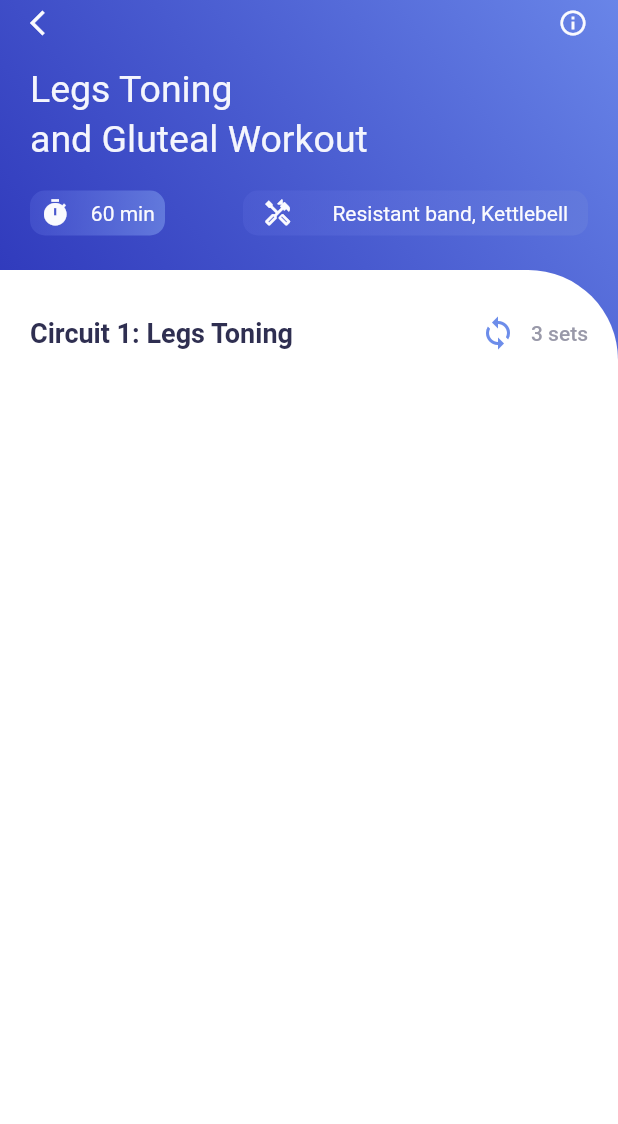
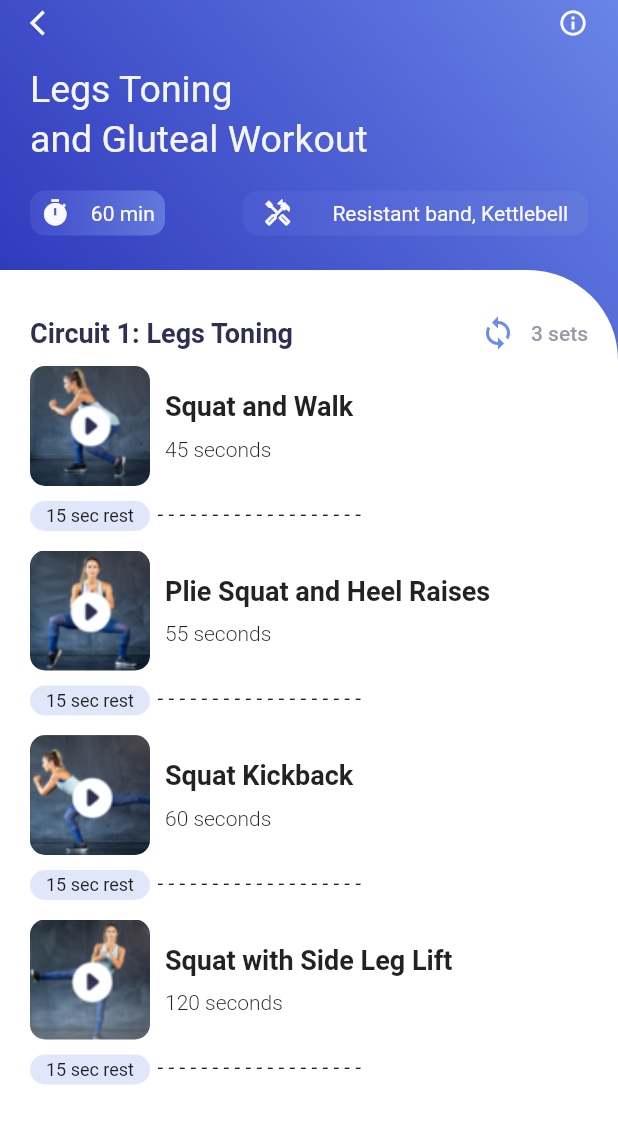
Before and after one commit to Fantom2018/video-pleer, a Flutter app: the screen it shows after launch, on a phone screen of 412 x 824 dp. Shown: the top 1124 px of the screen. Run offline on Flutter 3.47's test engine with Material 2 defaults, Android fonts, the phone set to English and light mode, and no system bars; our stand-ins replace get.

Commit message:
Start VideoPlayer 49:30

```diff
--- a/lib/home_page.dart
+++ b/lib/home_page.dart
@@ -19,7 +19,9 @@ class _HomePageState extends State<HomePage> {
 
   _initData (){
     DefaultAssetBundle.of(context).loadString("json/info.json").then((value){
+      setState(() {
       info = json.decode(value);
+    });
     });
   }
 
--- a/lib/video_praxis_info.dart
+++ b/lib/video_praxis_info.dart
@@ -13,10 +13,13 @@ class VideoInfo extends StatefulWidget {
 
 class _VideoInfoState extends State<VideoInfo> {
   List videoInfo =[];
+  bool _playArea = false;
 
   _initData ()async{
     await DefaultAssetBundle.of(context).loadString("json/videoinfo.json").then((value){
-      videoInfo = json.decode(value);
+      setState(() {
+        videoInfo = json.decode(value);
+      });
     });
   }
 
@@ -43,7 +46,8 @@ class _VideoInfoState extends State<VideoInfo> {
         child: Column(
           children: [
             SafeArea(
-              child: Container(
+              child:
+              Container(
                 padding: const EdgeInsets.only(top: 5.0, left: 20.0, right: 20.0),
                 width: MediaQuery.of(context).size.width,
                 height: 180,
@@ -69,6 +73,7 @@ class _VideoInfoState extends State<VideoInfo> {
                         ),
                       ],
                     ),
+
                     const SizedBox(height: 20.0),
                     Text('Legs Toning',
                       style: TextStyle(fontSize: 25,
@@ -191,16 +196,8 @@ class _VideoInfoState extends State<VideoInfo> {
                       ),
                     const SizedBox(height: 10.0),
 
-                    Expanded(child: ListView.builder(
-                        itemCount: videoInfo.length,
-                        itemBuilder: (_, int index){
-                      return GestureDetector(
-                        onTap: (){
-                          debugPrint(index.toString());
-                        },
-                        child: _listView(index),
-                      );
-                    }))
+                    Expanded(
+                        child: _listView(),)
 
                   ],
                 ),
@@ -210,7 +207,26 @@ class _VideoInfoState extends State<VideoInfo> {
         ),
       ));
   }
-  _listView(int index){
+  _listView(){
+    return  ListView.builder(
+        itemCount: videoInfo.length,
+        itemBuilder: (_, int index){
+          return GestureDetector(
+            onTap: (){
+              debugPrint(index.toString());
+              setState(() {
+                if (_playArea ==false){
+                  _playArea =true;
+                }
+                //info = json.decode(value);
+              });
+            },
+            child: _buildCard(index),
+          );
+        }) ;
+  }
+
+  _buildCard(int index){
     return  Container(
       height: 120,
       width: 200,
```
